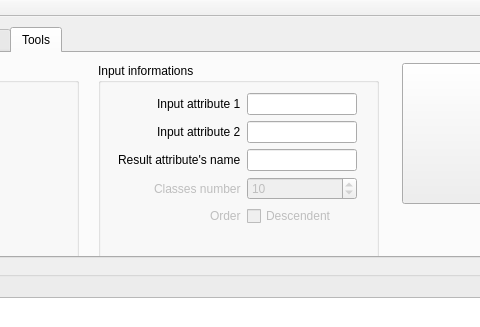
Above: src/mainwindow.ui from clag/morpheo before the change; both pictures show x 174 to 654 and y 0 to 327 of the 873 by 685 pixel window. Below: the same form after it.
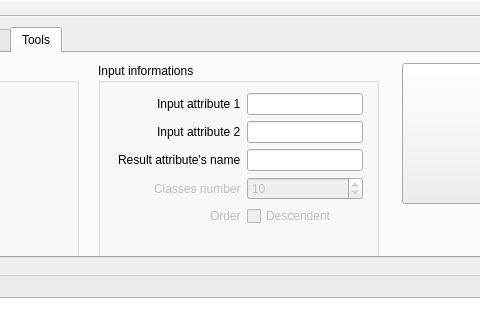
That is the form after the change. The open tabs and pages were chosen to show the change.

Diff of the .ui file:
```diff
--- a/src/mainwindow.ui
+++ b/src/mainwindow.ui
@@ -540,7 +540,7 @@
         <rect>
          <x>9</x>
          <y>19</y>
-         <width>261</width>
+         <width>267</width>
          <height>171</height>
         </rect>
        </property>
@@ -613,6 +613,12 @@
           <property name="enabled">
            <bool>false</bool>
           </property>
+          <property name="maximum">
+           <number>1000000000</number>
+          </property>
+          <property name="singleStep">
+           <number>100</number>
+          </property>
           <property name="value">
            <number>10</number>
           </property>
```
